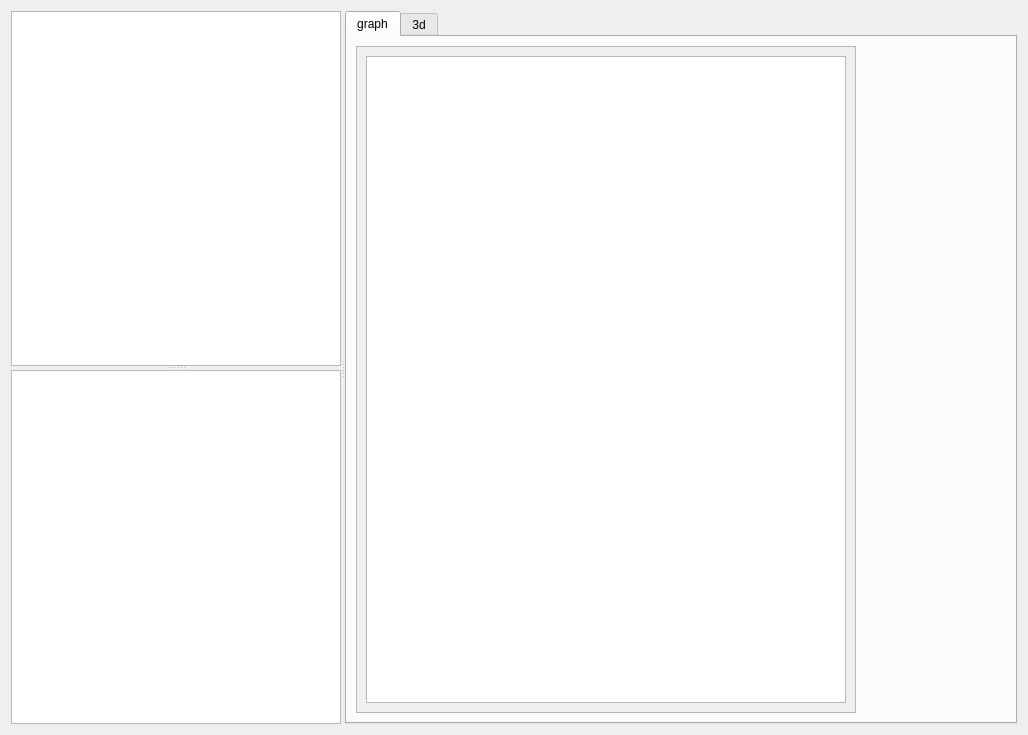
This is graphUItabs.ui in robocomp/cortex as Qt 5 draws it before an edit. The edited form follows.
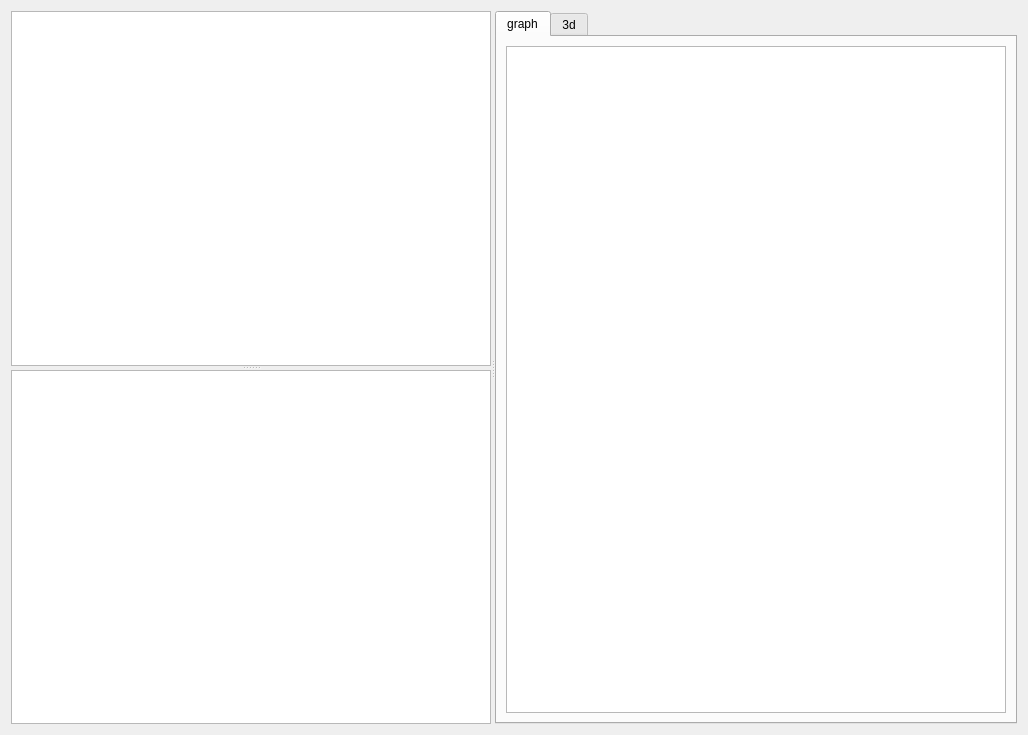
This is the edited form. The open tabs and pages were chosen to show the change.

Diff of the .ui file:
```diff
--- a/graphUItabs.ui
+++ b/graphUItabs.ui
@@ -48,40 +48,9 @@
        <attribute name="title">
         <string>graph</string>
        </attribute>
-       <layout class="QVBoxLayout" name="verticalLayout_2">
+       <layout class="QHBoxLayout" name="horizontalLayout">
         <item>
-         <widget class="QScrollArea" name="scrollArea">
-          <property name="sizePolicy">
-           <sizepolicy hsizetype="Maximum" vsizetype="Expanding">
-            <horstretch>0</horstretch>
-            <verstretch>0</verstretch>
-           </sizepolicy>
-          </property>
-          <property name="minimumSize">
-           <size>
-            <width>500</width>
-            <height>0</height>
-           </size>
-          </property>
-          <property name="widgetResizable">
-           <bool>true</bool>
-          </property>
-          <widget class="QWidget" name="scrollAreaWidgetContents">
-           <property name="geometry">
-            <rect>
-             <x>0</x>
-             <y>0</y>
-             <width>498</width>
-             <height>664</height>
-            </rect>
-           </property>
-           <layout class="QVBoxLayout" name="verticalLayout">
-            <item>
-             <widget class="QGraphicsView" name="graphicsView"/>
-            </item>
-           </layout>
-          </widget>
-         </widget>
+         <widget class="QGraphicsView" name="graphicsView"/>
         </item>
        </layout>
       </widget>
```
Left out of the diff: 10 changed lines with no effect on the pictures.
